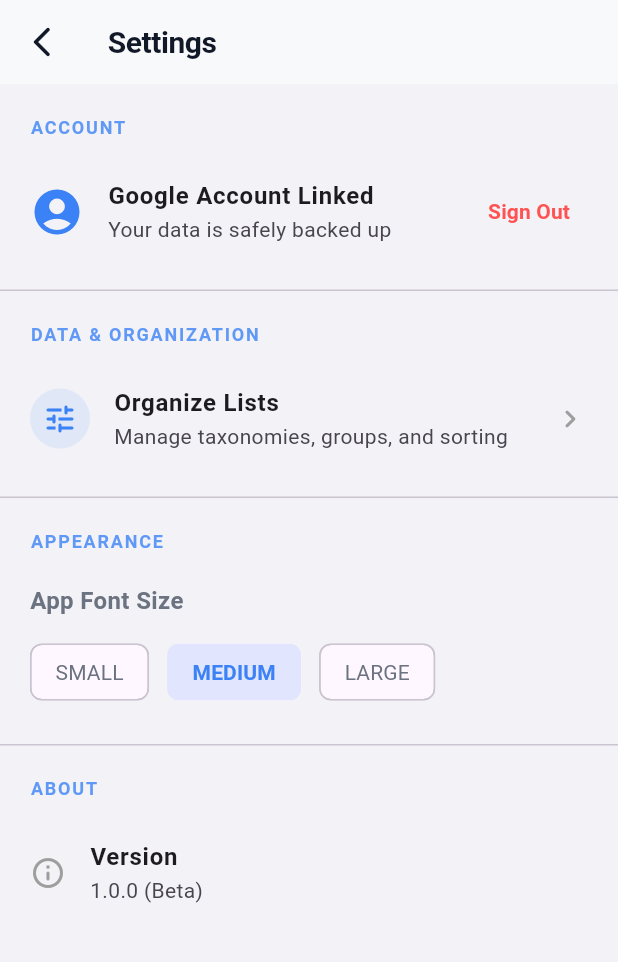
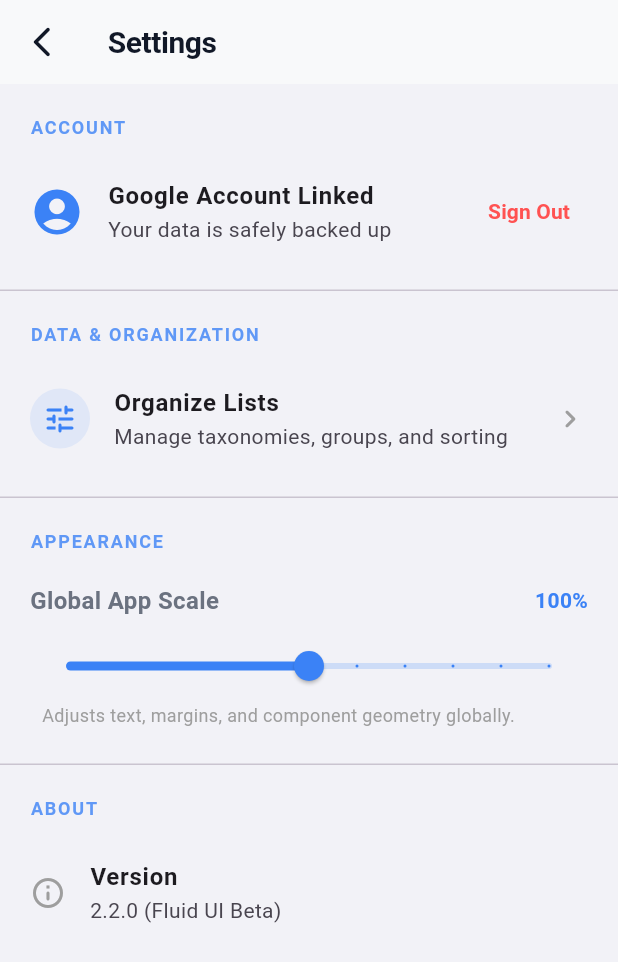
Before and after one commit to rekhadugar/superpowerfullistapp, a Flutter app: the GlobalSettingsScreen screen opened directly, on a phone screen of 412 x 824 dp. Shown: the top 962 px of the screen. Run offline on Flutter 3.47's test engine with Material 3 defaults, Android fonts, the phone set to English and light mode, and no system bars; our stand-ins replace cloud_firestore, firebase_auth, firebase_core, google_sign_in, share_plus, shared_preferences; accounts and stored records are empty.

Commit message:
feat(ui): implement global fluid geometry and dynamic scaling
- Overrode OS-level text scaling in `main.dart` to enforce internal multiplier.
- Replaced rigid font categories with a clamped fluid slider (0.5x - 1.5x) in `ThemeProvider` and Settings.
- Introduced `FluidGeometry` lens in `AppConstants` for dynamic heights, margins, and layout blocks.
- Refactored `StickyHeaderEngine` spatial cache and `ListProvider` text wrap calculations to consume fluid metrics, preserving O(1) scroll physics.
- Migrated core UI components (`ListItemCard`, `SectionHeader`, `BatchActionBar`) to use proportional scaling and flexible layouts.
- Injected dynamic icon scaling for interactive elements (checkboxes, AppBar menus).
- Fixed navigation back-stack bug in `GlobalSettingsScreen`.

```diff
--- a/lib/engine/sticky_header_engine.dart
+++ b/lib/engine/sticky_header_engine.dart
@@ -12,26 +12,29 @@ class PhantomHeaderData {
 
 class StickyHeaderEngine {
   /// BATCH 1: O(N) Spatial Cache Builder
-  /// Calculates the absolute Y-coordinates, now scaled dynamically by the device font size.
+  /// Calculates the absolute Y-coordinates, now scaled dynamically by FluidGeometry.
   static List<double> calculateSpatialCache(List<dynamic> displayList, {double textScaleFactor = 1.0}) {
     final List<double> offsets = [];
     double currentY = 0.0;
+
+    // FIXED: Instantiate the geometry lens once per layout pass
+    final geometry = FluidGeometry(textScaleFactor);
 
     for (var item in displayList) {
       offsets.add(currentY);
 
       if (item is String) {
-        currentY += (AppConstants.headerHeight * textScaleFactor);
+        currentY += geometry.headerHeight;
       } else if (item is ListItem) {
-        // 1. Base Height + Title Wraps (Scaled)
-        double cardHeight = (AppConstants.baseCardHeight * textScaleFactor) +
-            (item.nWrap * (AppConstants.nameWrapHeightStep * textScaleFactor));
+        // 1. Base Height + Title Wraps (Scaled via Geometry)
+        double cardHeight = geometry.baseCardHeight +
+            (item.nWrap * geometry.nameWrapHeightStep);
 
-        // 2. Context Badge Row (Scaled)
-        cardHeight += (AppConstants.attributeRowHeight * textScaleFactor);
+        // 2. Context Badge Row (Scaled via Geometry)
+        cardHeight += geometry.attributeRowHeight;
 
-        // 3. Dynamic Tag Rows (Scaled)
-        cardHeight += (item.nTagRows * (AppConstants.attributeRowHeight * textScaleFactor));
+        // 3. Dynamic Tag Rows (Scaled via Geometry)
+        cardHeight += (item.nTagRows * geometry.attributeRowHeight);
 
         // 4. Margins (Strictly 0.0, scaling 0 is 0)
         cardHeight += AppConstants.cardMargin;
@@ -76,15 +79,15 @@ class StickyHeaderEngine {
     }
 
     double pushOffset = 0.0;
-    final double scaledHeaderHeight = AppConstants.headerHeight * textScaleFactor;
+    final geometry = FluidGeometry(textScaleFactor);
 
     for (int i = activeIndex + 1; i < displayList.length; i++) {
       if (displayList[i] is String) {
         final nextHeaderY = offsets[i];
         final distanceToNextHeader = nextHeaderY - scrollOffset;
 
-        if (distanceToNextHeader < scaledHeaderHeight) {
-          pushOffset = distanceToNextHeader - scaledHeaderHeight;
+        if (distanceToNextHeader < geometry.headerHeight) {
+          pushOffset = distanceToNextHeader - geometry.headerHeight;
         }
         break;
       }
--- a/lib/providers/list_provider.dart
+++ b/lib/providers/list_provider.dart
@@ -986,16 +986,20 @@ class ListProvider extends ChangeNotifier {
   void _recalculateWraps() {
     bool stateChanged = false;
 
+    // FIXED: Tap into the FluidGeometry engine
+    final geometry = FluidGeometry(_textScaleFactor);
+
+    // FIXED: Calculate available width by subtracting scaled margins and UI blocks
     final double titleAvailableWidth = _viewportWidth -
-        (AppConstants.horizontalPadding * 2) -
-        AppConstants.leadingBlockWidth -
-        (AppConstants.interElementGap * 2) -
-        AppConstants.trailingBlockWidth;
+        (geometry.horizontalPadding * 2) -
+        geometry.leadingBlockWidth -
+        (geometry.interElementGap * 2) -
+        geometry.trailingBlockWidth;
 
     final double tagAvailableWidth = _viewportWidth -
-        (AppConstants.horizontalPadding * 2) -
-        AppConstants.leadingBlockWidth -
-        AppConstants.interElementGap;
+        (geometry.horizontalPadding * 2) -
+        geometry.leadingBlockWidth -
+        geometry.interElementGap;
 
     if (titleAvailableWidth <= 0) return;
 
@@ -1009,7 +1013,7 @@ class ListProvider extends ChangeNotifier {
         ),
         textDirection: TextDirection.ltr,
         maxLines: AppConstants.maxTitleLines,
-        textScaler: TextScaler.linear(_textScaleFactor),
+        textScaler: TextScaler.linear(_textScaleFactor), // TextScaler handles the font size automatically
       )..layout(maxWidth: titleAvailableWidth);
 
       final int lineCount = tp.didExceedMaxLines
@@ -1039,10 +1043,11 @@ class ListProvider extends ChangeNotifier {
             textScaler: TextScaler.linear(_textScaleFactor),
           )..layout();
 
+          // FIXED: Badge width now calculates against the scaled paddings and icon gaps
           final double actualBadgeWidth = tagTp.width +
-              (AppConstants.badgeHorizontalPadding * 2) +
-              AppConstants.badgeIconSize +
-              AppConstants.badgeIconGap;
+              (geometry.badgeHorizontalPadding * 2) +
+              geometry.badgeIconSize +
+              geometry.badgeIconGap;
 
           if (currentLineWidth == 0.0) {
             currentLineWidth = actualBadgeWidth;
--- a/lib/providers/theme_provider.dart
+++ b/lib/providers/theme_provider.dart
@@ -4,20 +4,11 @@ import 'package:shared_preferences/shared_preferences.dart';
 enum AppFontSize { small, medium, large }
 
 class ThemeProvider extends ChangeNotifier {
-  AppFontSize _fontSize = AppFontSize.medium;
+  double _textScaleMultiplier = 1.0;
   bool _isInitialized = false;
 
-  AppFontSize get fontSize => _fontSize;
+  double get textScaleMultiplier => _textScaleMultiplier;
   bool get isInitialized => _isInitialized;
-
-  // The math multipliers that will feed into the engine
-  double get textScaleMultiplier {
-    switch (_fontSize) {
-      case AppFontSize.small: return 0.85;
-      case AppFontSize.medium: return 1.0;
-      case AppFontSize.large: return 1.35;
-    }
-  }
 
   ThemeProvider() {
     _loadPreferences();
@@ -25,25 +16,21 @@ class ThemeProvider extends ChangeNotifier {
 
   Future<void> _loadPreferences() async {
     final prefs = await SharedPreferences.getInstance();
-    final savedSize = prefs.getString('font_size');
-
-    if (savedSize != null) {
-      _fontSize = AppFontSize.values.firstWhere(
-            (e) => e.name == savedSize,
-        orElse: () => AppFontSize.medium,
-      );
-    }
+    // FIXED: Enforce the strict 0.5 to 1.5 clamp immediately on load
+    // to sanitize any legacy data from SharedPreferences.
+    _textScaleMultiplier = (prefs.getDouble('fluid_text_scale') ?? 1.0).clamp(0.5, 1.5);
 
     _isInitialized = true;
     notifyListeners();
   }
 
-  Future<void> setFontSize(AppFontSize size) async {
-    if (_fontSize != size) {
-      _fontSize = size;
+  Future<void> setFluidScale(double scale) async {
+    if (_textScaleMultiplier != scale) {
+      // FIXED: Clamped to 1.5 max as requested
+      _textScaleMultiplier = scale.clamp(0.5, 1.5);
       final prefs = await SharedPreferences.getInstance();
-      await prefs.setString('font_size', size.name);
-      notifyListeners(); // This triggers the MaterialApp to rebuild the MediaQuery
+      await prefs.setDouble('fluid_text_scale', _textScaleMultiplier);
+      notifyListeners();
     }
   }
 }
--- a/lib/screens/global_settings_screen.dart
+++ b/lib/screens/global_settings_screen.dart
@@ -35,10 +35,14 @@ class GlobalSettingsScreen extends StatelessWidget {
       appBar: AppBar(
         backgroundColor: theme.cardColor,
         elevation: 0,
-        leading: IconButton(
+        // FIXED: Only render the back button if we navigated here via the Drawer.
+        // If accessed via the Bottom Tab, it gracefully hides to prevent black-screen crashes.
+        leading: Navigator.canPop(context)
+            ? IconButton(
           icon: Icon(Icons.arrow_back_ios_new_rounded, color: theme.textTheme.titleMedium?.color),
           onPressed: () => Navigator.pop(context),
-        ),
+        )
+            : null,
         title: Text('Settings', style: theme.textTheme.titleMedium?.copyWith(fontSize: 20, fontWeight: FontWeight.w700)),
       ),
       body: ListView(
@@ -80,24 +84,34 @@ class GlobalSettingsScreen extends StatelessWidget {
             child: Column(
               crossAxisAlignment: CrossAxisAlignment.start,
               children: [
-                const Text('App Font Size', style: TextStyle(fontWeight: FontWeight.w600, fontSize: 16)),
-                const SizedBox(height: 12),
-                Wrap(
-                  spacing: 12.0,
-                  children: AppFontSize.values.map((size) {
-                    final isSelected = themeProvider.fontSize == size;
-                    return ChoiceChip(
-                      label: Text(size.name.toUpperCase()),
-                      selected: isSelected,
-                      selectedColor: AppColors.primaryAction.withValues(alpha: 0.15),
-                      showCheckmark: false,
-                      labelStyle: TextStyle(
-                        color: isSelected ? AppColors.primaryAction : theme.textTheme.bodyMedium?.color,
-                        fontWeight: isSelected ? FontWeight.bold : FontWeight.normal,
+                Row(
+                  mainAxisAlignment: MainAxisAlignment.spaceBetween,
+                  children: [
+                    // FIXED: Wrapped in Expanded to prevent right-side overflow on large scales
+                    const Expanded(
+                      child: Text(
+                        'Global App Scale',
+                        style: TextStyle(fontWeight: FontWeight.w600, fontSize: 16),
+                        maxLines: 1,
+                        overflow: TextOverflow.ellipsis,
                       ),
-                      onSelected: (val) => themeProvider.setFontSize(size),
-                    );
-                  }).toList(),
+                    ),
+                    Text('${(themeProvider.textScaleMultiplier * 100).toInt()}%', style: const TextStyle(fontWeight: FontWeight.bold, color: AppColors.primaryAction)),
+                  ],
+                ),
+                const SizedBox(height: 8),
+                Slider(
+                  value: themeProvider.textScaleMultiplier,
+                  min: 0.5,
+                  max: 1.5, // FIXED: Capped max at 1.5
+                  divisions: 10, // Smoother stepping for the smaller range
+                  activeColor: AppColors.primaryAction,
+                  inactiveColor: AppColors.primaryAction.withValues(alpha: 0.2),
+                  onChanged: (val) => themeProvider.setFluidScale(val),
+                ),
+                const Padding(
+                  padding: EdgeInsets.symmetric(horizontal: 8.0),
+                  child: Text('Adjusts text, margins, and component geometry globally.', style: TextStyle(fontSize: 12, color: Colors.grey)),
                 ),
               ],
             ),
@@ -112,7 +126,7 @@ class GlobalSettingsScreen extends StatelessWidget {
             contentPadding: EdgeInsets.symmetric(horizontal: 20),
             leading: Icon(Icons.info_outline_rounded, color: Colors.grey),
             title: Text('Version', style: TextStyle(fontWeight: FontWeight.w600)),
-            subtitle: Text('1.0.0 (Beta)'),
+            subtitle: Text('2.2.0 (Fluid UI Beta)'),
           ),
         ],
       ),
--- a/lib/screens/main_screen.dart
+++ b/lib/screens/main_screen.dart
@@ -174,6 +174,10 @@ class _MainScreenState extends State<MainScreen> {
     final theme = Theme.of(context);
     final double safeBottomPadding = MediaQuery.of(context).padding.bottom;
 
+    // FIXED: Fetch the active scale and instantiate the geometry lens for the AppBar
+    final textScale = MediaQuery.textScalerOf(context).scale(1.0);
+    final geometry = FluidGeometry(textScale);
+
     return GestureDetector(
       onTap: () {
         if (listProvider.openSwipeItemId.value != null) {
@@ -186,12 +190,14 @@ class _MainScreenState extends State<MainScreen> {
         resizeToAvoidBottomInset: false,
         backgroundColor: theme.scaffoldBackgroundColor,
         appBar: AppBar(
-          leadingWidth: AppConstants.horizontalPadding + AppConstants.leadingBlockWidth + AppConstants.interElementGap,
+          // FIXED: Use fluid geometry so the title alignment perfectly matches the section headers
+          leadingWidth: geometry.horizontalPadding + geometry.leadingBlockWidth + geometry.interElementGap,
           leading: Padding(
-            padding: const EdgeInsets.only(left: AppConstants.horizontalPadding),
+            padding: EdgeInsets.only(left: geometry.horizontalPadding),
             child: Builder(
               builder: (context) => IconButton(
-                icon: Icon(Icons.menu_rounded, color: theme.textTheme.titleMedium?.color),
+                // FIXED: Injected geometry.iconSize
+                icon: Icon(Icons.menu_rounded, size: geometry.iconSize, color: theme.textTheme.titleMedium?.color),
                 padding: EdgeInsets.zero,
                 alignment: Alignment.centerLeft,
                 onPressed: () => Scaffold.of(context).openDrawer(),
@@ -210,7 +216,8 @@ class _MainScreenState extends State<MainScreen> {
           actions: [
             // THE NEW MULTI-ACTION POPUP MENU
             PopupMenuButton<String>(
-              icon: Icon(Icons.more_vert_rounded, color: theme.textTheme.titleMedium?.color),
+              // FIXED: Injected geometry.iconSize
+              icon: Icon(Icons.more_vert_rounded, size: geometry.iconSize, color: theme.textTheme.titleMedium?.color),
               onSelected: (String value) {
                 if (value == 'share') {
                   if (activeList != null) {
--- a/lib/theme/app_constants.dart
+++ b/lib/theme/app_constants.dart
@@ -71,3 +71,30 @@ class AppLayout {
   static const double attributeRowHeight = 20.0; // Height per line of wrapped text/tags
   static const double cardMargin = 12.0; // Bottom margin spacing
 }
+
+// --- NEW: The Fluid Geometry Engine ---
+// Projects scaled boundaries based on the ThemeProvider's multiplier
+class FluidGeometry {
+  final double scale;
+  const FluidGeometry(this.scale);
+
+  // Core Heights
+  double get headerHeight => AppConstants.headerHeight * scale;
+  double get baseCardHeight => AppConstants.baseCardHeight * scale;
+  double get attributeRowHeight => AppConstants.attributeRowHeight * scale;
+  double get nameWrapHeightStep => AppConstants.nameWrapHeightStep * scale;
+
+  // Layout Blocks & Margins
+  double get horizontalPadding => AppConstants.horizontalPadding * scale;
+  double get leadingBlockWidth => AppConstants.leadingBlockWidth * scale;
+  double get trailingBlockWidth => AppConstants.trailingBlockWidth * scale;
+  double get interElementGap => AppConstants.interElementGap * scale;
+
+  // Badges & Icons
+  double get badgeHeight => AppConstants.badgeHeight * scale;
+  double get badgeHorizontalPadding => AppConstants.badgeHorizontalPadding * scale;
+  double get badgeIconSize => AppConstants.badgeIconSize * scale;
+  double get badgeIconGap => AppConstants.badgeIconGap * scale;
+  double get attributeIconSize => AppConstants.attributeIconSize * scale;
+  double get iconSize => 24.0 * scale;
+}
--- a/lib/widgets/list_item_card.dart
+++ b/lib/widgets/list_item_card.dart
@@ -167,17 +167,20 @@ class _ListItemCardState extends State<ListItemCard> with SingleTickerProviderSt
     });
   }
 
-  Widget _buildBadge(ThemeData theme, String text, IconData icon, double textScale) {
+  // FIXED: Badge generation now consumes the FluidGeometry lens directly
+  Widget _buildBadge(ThemeData theme, String text, IconData icon, FluidGeometry geometry) {
     return Container(
-      height: AppConstants.badgeHeight * textScale,
-      padding: const EdgeInsets.symmetric(horizontal: AppConstants.badgeHorizontalPadding),
-      decoration: BoxDecoration(color: theme.dividerColor.withValues(alpha: 0.3), borderRadius: BorderRadius.circular(AppConstants.badgeBorderRadius)),
+      height: geometry.badgeHeight,
+      padding: EdgeInsets.symmetric(horizontal: geometry.badgeHorizontalPadding),
+      decoration: BoxDecoration(color: theme.dividerColor.withValues(alpha: 0.3), borderRadius: BorderRadius.circular(4.0)), // Static radius for badges
       child: Row(
         mainAxisSize: MainAxisSize.min,
         children: [
-          Icon(icon, size: AppConstants.badgeIconSize, color: theme.textTheme.labelSmall?.color),
-          const SizedBox(width: AppConstants.badgeIconGap),
-          Text(text, style: theme.textTheme.labelSmall?.copyWith(fontSize: AppConstants.badgeFontSize, fontWeight: FontWeight.w600, height: 1.1), maxLines: 1),
+          Icon(icon, size: geometry.badgeIconSize, color: theme.textTheme.labelSmall?.color),
+          SizedBox(width: geometry.badgeIconGap),
+          Flexible( // Prevents massive text scaling from breaking the row
+            child: Text(text, style: theme.textTheme.labelSmall?.copyWith(fontSize: AppConstants.badgeFontSize, fontWeight: FontWeight.w600, height: 1.1), maxLines: 1, overflow: TextOverflow.ellipsis),
+          ),
         ],
       ),
     );
@@ -187,6 +190,9 @@ class _ListItemCardState extends State<ListItemCard> with SingleTickerProviderSt
   Widget build(BuildContext context) {
     final theme = Theme.of(context);
     final textScale = MediaQuery.textScalerOf(context).scale(1.0);
+
+    // FIXED: Instantiate the active geometry constraints
+    final geometry = FluidGeometry(textScale);
 
     // --- ALIAS MAPPING ENGINE ---
     final macroProvider = context.watch<MacroListProvider>();
@@ -225,7 +231,7 @@ class _ListItemCardState extends State<ListItemCard> with SingleTickerProviderSt
               if (_flashController.isAnimating) backgroundColor = _colorAnimation.value;
 
               return Container(
-                padding: const EdgeInsets.symmetric(horizontal: AppConstants.horizontalPadding),
+                padding: EdgeInsets.symmetric(horizontal: geometry.horizontalPadding),
                 margin: widget.isFeedback ? EdgeInsets.zero : const EdgeInsets.only(bottom: AppConstants.cardMargin),
                 decoration: BoxDecoration(
                   color: backgroundColor,
@@ -240,7 +246,7 @@ class _ListItemCardState extends State<ListItemCard> with SingleTickerProviderSt
               mainAxisSize: widget.isFeedback ? MainAxisSize.min : MainAxisSize.max,
               children: [
                 SizedBox(
-                  height: ((AppConstants.baseCardHeight + (widget.nWrap * AppConstants.nameWrapHeightStep)) * textScale) - AppConstants.borderWidth,
+                  height: (geometry.baseCardHeight + (widget.nWrap * geometry.nameWrapHeightStep)) - AppConstants.borderWidth,
                   child: Row(
                     crossAxisAlignment: CrossAxisAlignment.center,
                     children: [
@@ -248,15 +254,16 @@ class _ListItemCardState extends State<ListItemCard> with SingleTickerProviderSt
                         onTap: () => widget.isBatchModeActive ? widget.onToggleSelection() : widget.onCheck(),
                         behavior: HitTestBehavior.opaque,
                         child: Container(
-                          width: AppConstants.leadingBlockWidth,
-                          height: AppConstants.baseCardHeight * textScale,
+                          width: geometry.leadingBlockWidth,
+                          height: geometry.baseCardHeight,
                           alignment: Alignment.center,
                           child: widget.isBatchModeActive
-                              ? Icon(widget.isBatchSelected ? Icons.check_box_rounded : Icons.check_box_outline_blank, color: widget.isBatchSelected ? AppColors.primaryAction : theme.dividerColor)
-                              : Icon(Icons.check_box_outline_blank, color: theme.dividerColor),
+                          // FIXED: Injected geometry.iconSize
+                              ? Icon(widget.isBatchSelected ? Icons.check_box_rounded : Icons.check_box_outline_blank, size: geometry.iconSize, color: widget.isBatchSelected ? AppColors.primaryAction : theme.dividerColor)
+                              : Icon(Icons.check_box_outline_blank, size: geometry.iconSize, color: theme.dividerColor),
                         ),
                       ),
-                      const SizedBox(width: AppConstants.interElementGap),
+                      SizedBox(width: geometry.interElementGap),
                       Expanded(
                         child: Text(
                           widget.quantity > 0 ? '${widget.title} - ${widget.quantity} ${widget.unit}' : widget.title,
@@ -268,21 +275,21 @@ class _ListItemCardState extends State<ListItemCard> with SingleTickerProviderSt
                   ),
                 ),
                 SizedBox(
-                  height: AppConstants.attributeRowHeight * textScale,
+                  height: geometry.attributeRowHeight,
                   child: Row(
                     crossAxisAlignment: CrossAxisAlignment.start,
                     children: [
-                      const SizedBox(width: AppConstants.leadingBlockWidth + AppConstants.interElementGap),
-                      _buildBadge(theme, contextBadgeText, contextIcon, textScale),
+                      SizedBox(width: geometry.leadingBlockWidth + geometry.interElementGap),
+                      _buildBadge(theme, contextBadgeText, contextIcon, geometry),
                     ],
                   ),
                 ),
                 if (widget.attributeRows.isNotEmpty && widget.nTagRows > 0)
                   Container(
                     width: double.infinity,
-                    height: (widget.nTagRows * AppConstants.attributeRowHeight) * textScale,
-                    padding: const EdgeInsets.only(left: AppConstants.leadingBlockWidth + AppConstants.interElementGap, top: 0.0),
-                    child: Wrap(spacing: 8.0, runSpacing: 6.0, children: widget.attributeRows.map((attr) => _buildBadge(theme, attr, Icons.sell_outlined, textScale)).toList()),
+                    height: widget.nTagRows * geometry.attributeRowHeight,
+                    padding: EdgeInsets.only(left: geometry.leadingBlockWidth + geometry.interElementGap, top: 0.0),
+                    child: Wrap(spacing: 8.0, runSpacing: 6.0, children: widget.attributeRows.map((attr) => _buildBadge(theme, attr, Icons.sell_outlined, geometry)).toList()),
                   ),
               ],
             ),
--- a/lib/widgets/section_header.dart
+++ b/lib/widgets/section_header.dart
@@ -1,3 +1,8 @@
+// Location: lib/widgets/section_header.dart
+
+import 'package:flutter/material.dart';
+import '../theme/app_constants.dart';
+
 // Location: lib/widgets/section_header.dart
 
 import 'package:flutter/material.dart';
@@ -14,16 +19,19 @@ class SectionHeader extends StatelessWidget {
   @override
   Widget build(BuildContext context) {
     final theme = Theme.of(context);
-    final textScale = MediaQuery.textScalerOf(context).scale(1.0); // Fetch Scale
+    final textScale = MediaQuery.textScalerOf(context).scale(1.0);
+
+    // Tap into the Fluid Geometry Lens
+    final geometry = FluidGeometry(textScale);
 
     return Container(
-      height: AppConstants.headerHeight * textScale,
+      height: geometry.headerHeight,
       width: double.infinity,
       alignment: Alignment.bottomLeft,
-      padding: const EdgeInsets.only(
-        left: AppConstants.horizontalPadding + AppConstants.leadingBlockWidth + AppConstants.interElementGap,
-        right: AppConstants.horizontalPadding,
-        bottom: AppConstants.headerBottomPadding,
+      padding: EdgeInsets.only(
+        left: geometry.horizontalPadding + geometry.leadingBlockWidth + geometry.interElementGap,
+        right: geometry.horizontalPadding,
+        bottom: AppConstants.headerBottomPadding, // Remains static to anchor the text cleanly
       ),
       color: theme.scaffoldBackgroundColor,
       child: Text(
```
Also changed, not shown: lib/main.dart (+4 -4 lines), lib/screens/root_navigation_screen.dart (+5 -2 lines), lib/widgets/batch_action_bar.dart (+8 -1 lines).
